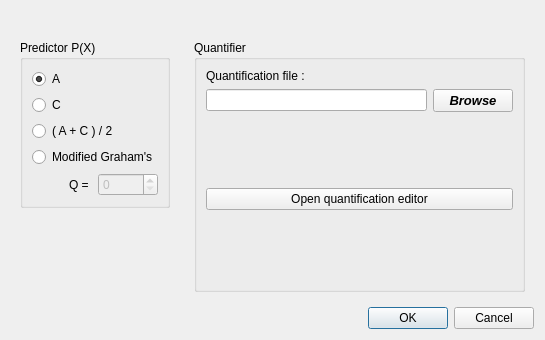
The window that app/Operations/DPCMDialog.ui (eiimage/eiimage) describes before a commit, drawn with Qt 5.
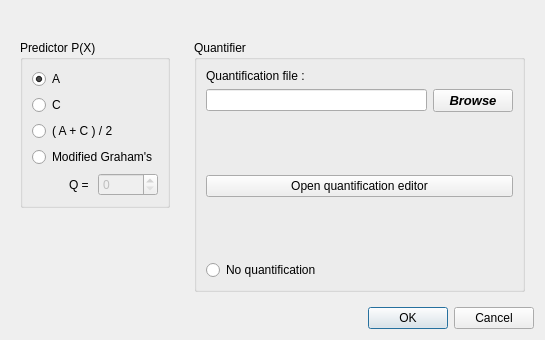
The same window after the commit. Icons and pictures are not drawn.

```diff
--- a/app/Operations/DPCMDialog.ui
+++ b/app/Operations/DPCMDialog.ui
@@ -183,6 +183,13 @@
              </property>
             </spacer>
            </item>
+           <item>
+            <widget class="QRadioButton" name="noQuantization">
+             <property name="text">
+              <string>No quantification</string>
+             </property>
+            </widget>
+           </item>
           </layout>
          </widget>
         </item>
```
